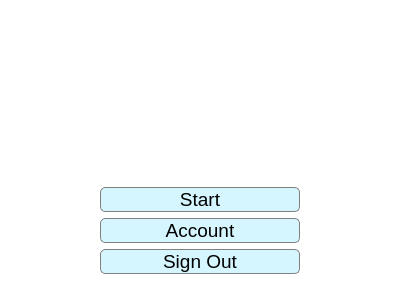
Old version of the form reluu_application/GUI_improvements/main_menu.ui in the repository e-remington-lee/record_video.
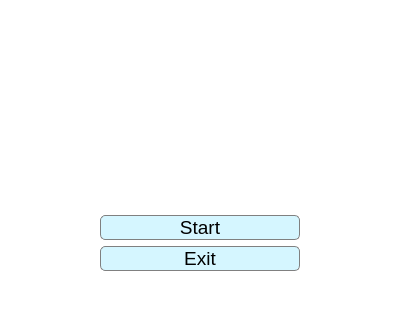
New version of the form. Icons and pictures are not drawn.

Patch:
```diff
--- a/reluu_application/GUI_improvements/main_menu.ui
+++ b/reluu_application/GUI_improvements/main_menu.ui
@@ -7,7 +7,7 @@
     <x>0</x>
     <y>0</y>
     <width>400</width>
-    <height>307</height>
+    <height>316</height>
    </rect>
   </property>
   <property name="palette">
@@ -148,21 +148,6 @@
          </property>
         </widget>
        </item>
-       <item>
-        <widget class="QPushButton" name="account_link_button">
-         <property name="font">
-          <font>
-           <family>Segoe UI Symbol</family>
-           <pointsize>14</pointsize>
-           <weight>50</weight>
-           <bold>false</bold>
-          </font>
-         </property>
-         <property name="text">
-          <string>Account</string>
-         </property>
-        </widget>
-       </item>
        <item>
         <widget class="QPushButton" name="sign_out_button">
          <property name="font">
@@ -172,7 +157,7 @@
           </font>
          </property>
          <property name="text">
-          <string>Sign Out</string>
+          <string>Exit</string>
          </property>
         </widget>
        </item>
```
Left out of the diff: 2 changed lines with no effect on the pictures.
